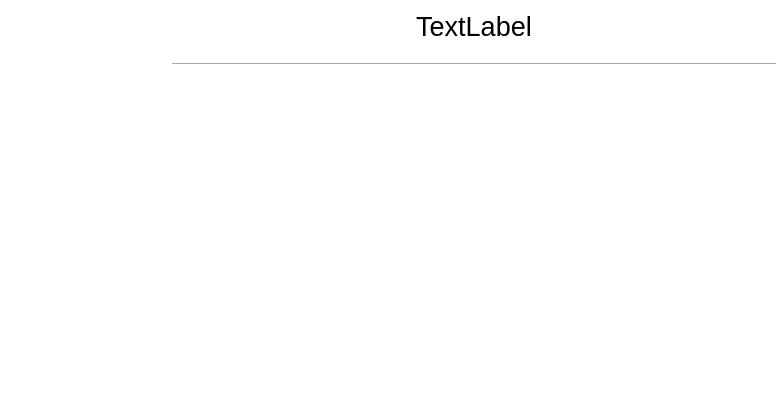
Qt form BLHardwareScaner/BLHardwareScaner/Ui/HardwareInfor.ui (BurnellLiu/LiuProject) before a commit.
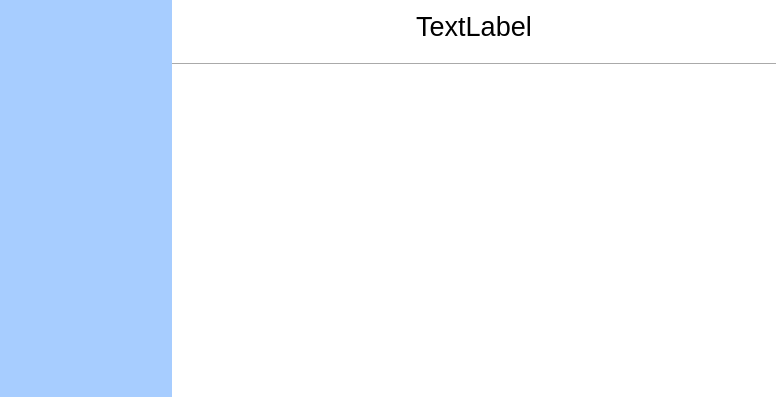
The same form after that commit.

Patch:
```diff
--- a/BLHardwareScaner/BLHardwareScaner/Ui/HardwareInfor.ui
+++ b/BLHardwareScaner/BLHardwareScaner/Ui/HardwareInfor.ui
@@ -39,6 +39,10 @@
        <property name="focusPolicy">
         <enum>Qt::NoFocus</enum>
        </property>
+       <property name="styleSheet">
+        <string notr="true">color: rgb(255, 255, 255);
+background-color: rgb(167, 205, 255);</string>
+       </property>
        <property name="frameShape">
         <enum>QFrame::NoFrame</enum>
        </property>
```
Left out of the diff: 6 changed lines with no effect on the pictures.
